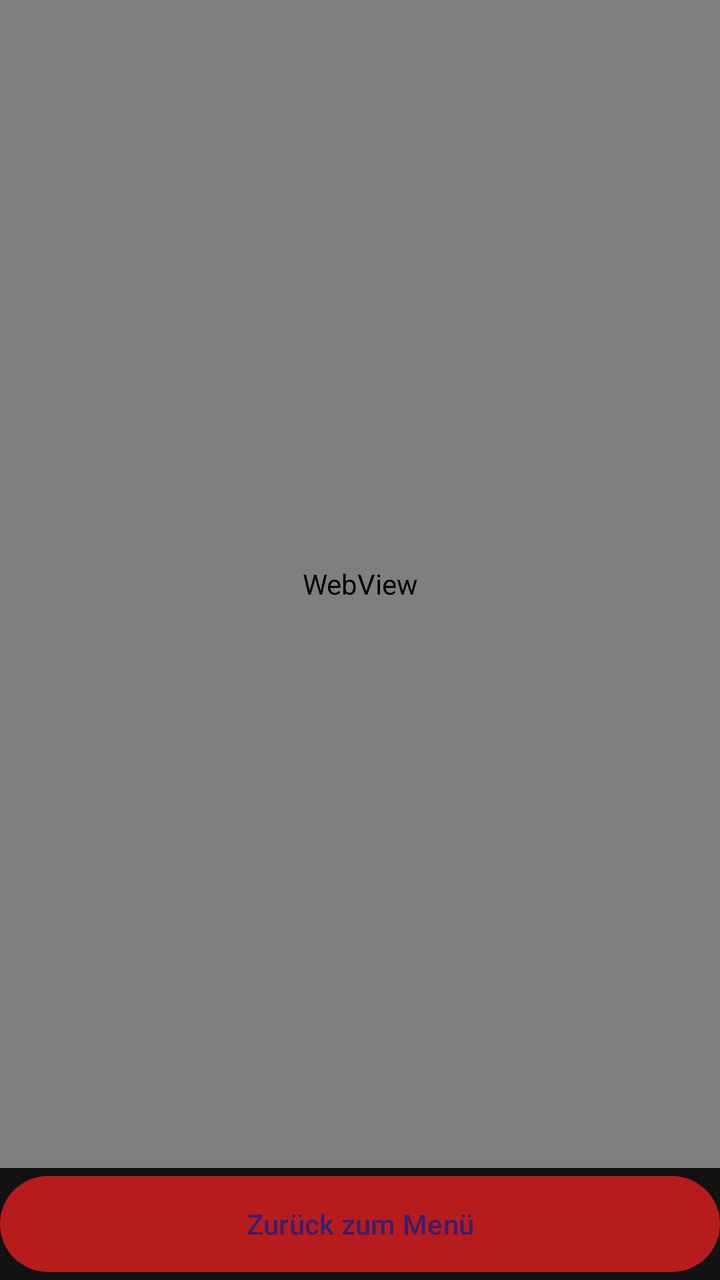
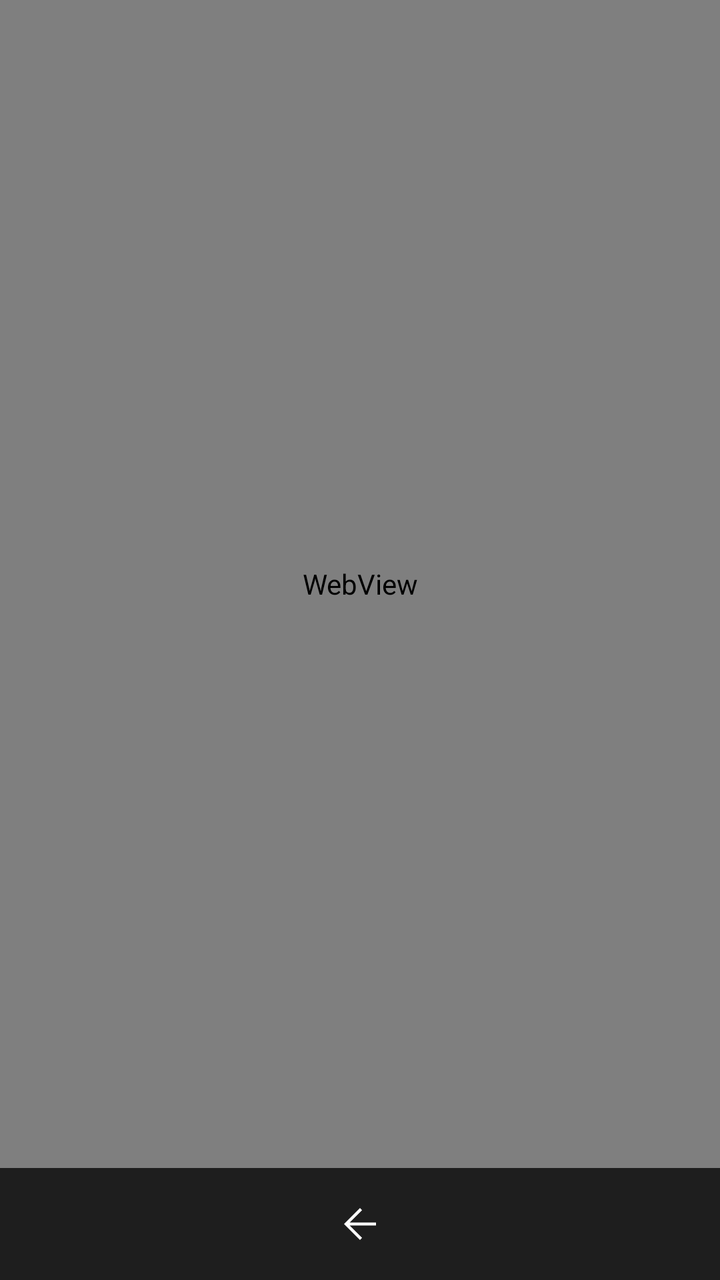

An Android layout rendered at two revisions. The XML below is the earlier revision; the diff shows what the commit changed to produce the second picture.
<!-- AndroidManifest.xml: application theme Theme.BlutigeSeitenKiosk -->
<!-- res/layout/activity_webview.xml -->
<?xml version="1.0" encoding="utf-8"?>
<LinearLayout xmlns:android="http://schemas.android.com/apk/res/android"
    android:layout_width="match_parent"
    android:layout_height="match_parent"
    android:background="@color/background"
    android:orientation="vertical">

    <WebView
        android:id="@+id/webView"
        android:layout_width="match_parent"
        android:layout_height="0dp"
        android:layout_weight="1" />

    <Button
        android:id="@+id/btnBack"
        android:layout_width="match_parent"
        android:layout_height="56dp"
        android:text="@string/back_to_menu" />

</LinearLayout>
<!-- resources referenced by this layout -->
<resources>
  <color name="background">#121212</color>
  <string name="back_to_menu">Zurück zum Menü</string>
  <style name="Theme.BlutigeSeitenKiosk" parent="Theme.Material3.Dark.NoActionBar">
          <item name="android:windowBackground">@color/background</item>
          <item name="colorPrimary">@color/accent</item>
          <item name="android:statusBarColor">@color/background</item>
          <item name="android:navigationBarColor">@color/background</item>
      </style>
  <color name="accent">#B71C1C</color>
</resources>

<!-- the commit's change to res/layout/activity_webview.xml (unified diff, before → after) -->
@@ -11,10 +11,13 @@
         android:layout_height="0dp"
         android:layout_weight="1" />
 
-    <Button
+    <ImageButton
         android:id="@+id/btnBack"
         android:layout_width="match_parent"
         android:layout_height="56dp"
-        android:text="@string/back_to_menu" />
+        android:background="@drawable/back_bar_background"
+        android:scaleType="center"
+        android:src="@drawable/ic_back"
+        android:contentDescription="@string/back_to_menu" />
 
 </LinearLayout>
<!-- resource entries referenced after the edit -->
@@ -1,6 +1,25 @@
 <!-- resources referenced by this layout -->
 <resources>
   <color name="background">#121212</color>
+  <!-- drawable back_bar_background (drawable) -->
+  <?xml version="1.0" encoding="utf-8"?>
+  <shape xmlns:android="http://schemas.android.com/apk/res/android"
+      android:shape="rectangle">
+      <solid android:color="@color/surface" />
+  </shape>
+  <!-- drawable ic_back (drawable) -->
+  <?xml version="1.0" encoding="utf-8"?>
+  <vector xmlns:android="http://schemas.android.com/apk/res/android"
+      android:width="24dp"
+      android:height="24dp"
+      android:viewportWidth="960"
+      android:viewportHeight="960">
+      <group android:translateY="960">
+          <path
+              android:fillColor="#FFFFFF"
+              android:pathData="m274,-450 248,248 -42,42 -320,-320 320,-320 42,42 -248,248h526v60H274Z" />
+      </group>
+  </vector>
   <string name="back_to_menu">Zurück zum Menü</string>
   <style name="Theme.BlutigeSeitenKiosk" parent="Theme.Material3.Dark.NoActionBar">
           <item name="android:windowBackground">@color/background</item>
@@ -8,6 +27,7 @@
           <item name="android:statusBarColor">@color/background</item>
           <item name="android:navigationBarColor">@color/background</item>
       </style>
+  <color name="surface">#1E1E1E</color>
   <color name="accent">#B71C1C</color>
 </resources>
 
